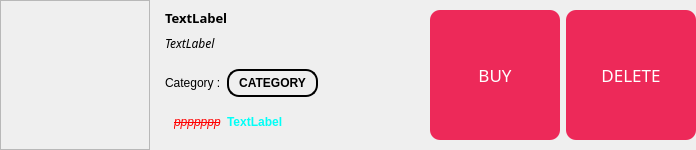
Old version of the form views/design/item_display.ui in the repository Adimas-Prakoso/ProShop.
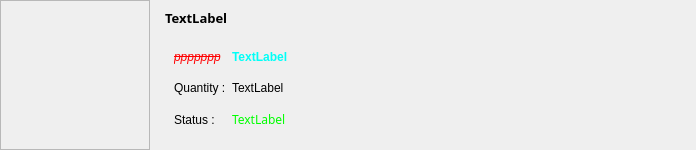
New version of the form.

```diff
--- a/views/design/item_display.ui
+++ b/views/design/item_display.ui
@@ -34,7 +34,7 @@
      <number>0</number>
     </property>
     <property name="rightMargin">
-     <number>0</number>
+     <number>9</number>
     </property>
     <property name="bottomMargin">
      <number>0</number>
@@ -79,81 +79,7 @@
        <enum>QFrame::Shadow::Raised</enum>
       </property>
       <layout class="QGridLayout" name="gridLayout">
-       <item row="2" column="2">
-        <spacer name="horizontalSpacer">
-         <property name="orientation">
-          <enum>Qt::Orientation::Horizontal</enum>
-         </property>
-         <property name="sizeHint" stdset="0">
-          <size>
-           <width>40</width>
-           <height>20</height>
-          </size>
-         </property>
-        </spacer>
-       </item>
-       <item row="2" column="1">
-        <widget class="QLabel" name="the_category">
-         <property name="minimumSize">
-          <size>
-           <width>86</width>
-           <height>0</height>
-          </size>
-         </property>
-         <property name="maximumSize">
-          <size>
-           <width>16777215</width>
-           <height>16777215</height>
-          </size>
-         </property>
-         <property name="font">
-          <font>
-           <bold>true</bold>
-          </font>
-         </property>
-         <property name="styleSheet">
-          <string notr="true">border-radius: 12px;
-border-color: rgb(0, 0, 0);
-border-style: outset;
-border-width: 2px;
-padding-left: 10;
-padding-right: 10;</string>
-         </property>
-         <property name="text">
-          <string>CATEGORY</string>
-         </property>
-         <property name="alignment">
-          <set>Qt::AlignmentFlag::AlignCenter</set>
-         </property>
-        </widget>
-       </item>
-       <item row="2" column="0">
-        <widget class="QLabel" name="categ">
-         <property name="text">
-          <string>Category :</string>
-         </property>
-        </widget>
-       </item>
-       <item row="1" column="0" colspan="4">
-        <widget class="QLabel" name="desc">
-         <property name="font">
-          <font>
-           <family>Segoe UI Light</family>
-           <italic>true</italic>
-          </font>
-         </property>
-         <property name="text">
-          <string>TextLabel</string>
-         </property>
-         <property name="alignment">
-          <set>Qt::AlignmentFlag::AlignLeading|Qt::AlignmentFlag::AlignLeft|Qt::AlignmentFlag::AlignTop</set>
-         </property>
-         <property name="wordWrap">
-          <bool>true</bool>
-         </property>
-        </widget>
-       </item>
-       <item row="0" column="0" colspan="4">
+       <item row="0" column="0" colspan="3">
         <widget class="QLabel" name="names_itm">
          <property name="maximumSize">
           <size>
@@ -176,7 +102,7 @@
          </property>
         </widget>
        </item>
-       <item row="3" column="0" colspan="3">
+       <item row="1" column="0" colspan="3">
         <widget class="QFrame" name="frame_2">
          <property name="frameShape">
           <enum>QFrame::Shape::NoFrame</enum>
@@ -185,21 +111,27 @@
           <enum>QFrame::Shadow::Raised</enum>
          </property>
          <layout class="QGridLayout" name="gridLayout_2">
-          <item row="0" column="1">
-           <widget class="QLabel" name="itm_price">
-            <property name="font">
-             <font>
-              <bold>true</bold>
-             </font>
-            </property>
-            <property name="styleSheet">
-             <string notr="true">color: rgb(0, 255, 247);</string>
-            </property>
+          <item row="1" column="1">
+           <widget class="QLabel" name="quantity">
             <property name="text">
              <string>TextLabel</string>
             </property>
            </widget>
           </item>
+          <item row="2" column="0">
+           <widget class="QLabel" name="label_status">
+            <property name="text">
+             <string>Status :</string>
+            </property>
+           </widget>
+          </item>
+          <item row="1" column="0">
+           <widget class="QLabel" name="label_quantity">
+            <property name="text">
+             <string>Quantity :</string>
+            </property>
+           </widget>
+          </item>
           <item row="0" column="0">
            <widget class="QLabel" name="discount_itm">
             <property name="maximumSize">
@@ -222,7 +154,50 @@
             </property>
            </widget>
           </item>
+          <item row="0" column="1">
+           <widget class="QLabel" name="itm_price">
+            <property name="font">
+             <font>
+              <bold>true</bold>
+             </font>
+            </property>
+            <property name="styleSheet">
+             <string notr="true">color: rgb(0, 255, 247);</string>
+            </property>
+            <property name="text">
+             <string>TextLabel</string>
+            </property>
+           </widget>
+          </item>
+          <item row="2" column="1">
+           <widget class="QLabel" name="status_barang">
+            <property name="font">
+             <font>
+              <family>Segoe UI Black</family>
+             </font>
+            </property>
+            <property name="styleSheet">
+             <string notr="true">color: rgb(0, 255, 0);</string>
+            </property>
+            <property name="text">
+             <string>TextLabel</string>
+            </property>
+           </widget>
+          </item>
           <item row="0" column="2">
+           <spacer name="horizontalSpacer">
+            <property name="orientation">
+             <enum>Qt::Orientation::Horizontal</enum>
+            </property>
+            <property name="sizeHint" stdset="0">
+             <size>
+              <width>40</width>
+              <height>20</height>
+             </size>
+            </property>
+           </spacer>
+          </item>
+          <item row="1" column="2">
            <spacer name="horizontalSpacer_2">
             <property name="orientation">
              <enum>Qt::Orientation::Horizontal</enum>
@@ -235,75 +210,25 @@
             </property>
            </spacer>
           </item>
+          <item row="2" column="2">
+           <spacer name="horizontalSpacer_3">
+            <property name="orientation">
+             <enum>Qt::Orientation::Horizontal</enum>
+            </property>
+            <property name="sizeHint" stdset="0">
+             <size>
+              <width>40</width>
+              <height>20</height>
+             </size>
+            </property>
+           </spacer>
+          </item>
          </layout>
         </widget>
        </item>
       </layout>
      </widget>
     </item>
-    <item>
-     <widget class="QPushButton" name="Buy_button">
-      <property name="minimumSize">
-       <size>
-        <width>130</width>
-        <height>130</height>
-       </size>
-      </property>
-      <property name="maximumSize">
-       <size>
-        <width>130</width>
-        <height>130</height>
-       </size>
-      </property>
-      <property name="font">
-       <font>
-        <family>Segoe UI Black</family>
-        <pointsize>13</pointsize>
-       </font>
-      </property>
-      <property name="cursor">
-       <cursorShape>PointingHandCursor</cursorShape>
-      </property>
-      <property name="styleSheet">
-       <string notr="true">background-color: rgb(237, 41, 89);
-color: rgb(255, 255, 255);
-border-radius: 10px;</string>
-      </property>
-      <property name="text">
-       <string>BUY</string>
-      </property>
-     </widget>
-    </item>
-    <item>
-     <widget class="QPushButton" name="del_btn">
-      <property name="minimumSize">
-       <size>
-        <width>130</width>
-        <height>130</height>
-       </size>
-      </property>
-      <property name="maximumSize">
-       <size>
-        <width>130</width>
-        <height>130</height>
-       </size>
-      </property>
-      <property name="font">
-       <font>
-        <family>Segoe UI Black</family>
-        <pointsize>13</pointsize>
-       </font>
-      </property>
-      <property name="styleSheet">
-       <string notr="true">background-color: rgb(237, 41, 89);
-color: rgb(255, 255, 255);
-border-radius: 10px;</string>
-      </property>
-      <property name="text">
-       <string>DELETE</string>
-      </property>
-     </widget>
-    </item>
    </layout>
   </widget>
  </widget>
```
